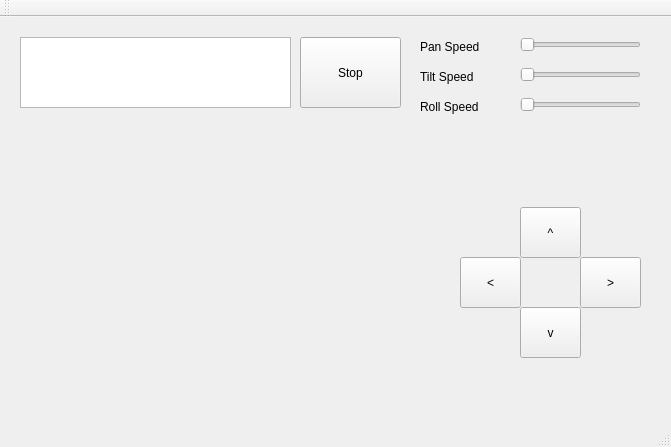
Before: the Qt Designer form rosgroundcontrol.ui in manu-adina/QtInterfaceTest, drawn with Qt 5.
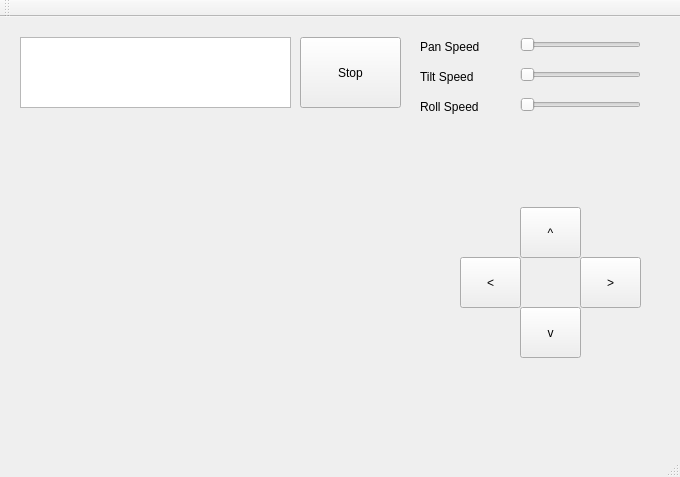
After: the same form once the commit is applied.

```diff
--- a/rosgroundcontrol.ui
+++ b/rosgroundcontrol.ui
@@ -6,8 +6,8 @@
    <rect>
     <x>0</x>
     <y>0</y>
-    <width>671</width>
-    <height>447</height>
+    <width>680</width>
+    <height>477</height>
    </rect>
   </property>
   <property name="windowTitle">
```
Left out of the diff: 2 changed lines with no effect on the pictures.
